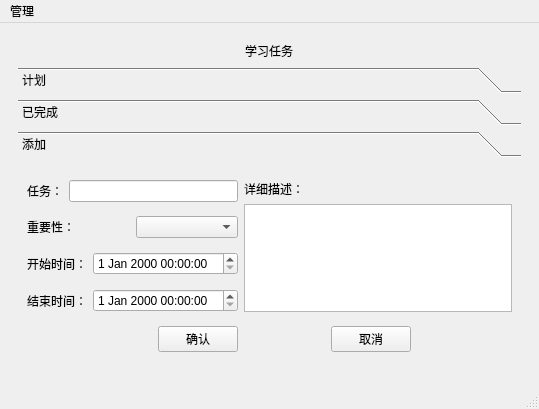
This is planner_teamwork/mainwindow.ui in xifeng0126/Planner_teamwork as Qt 5 draws it before an edit. The edited form follows.
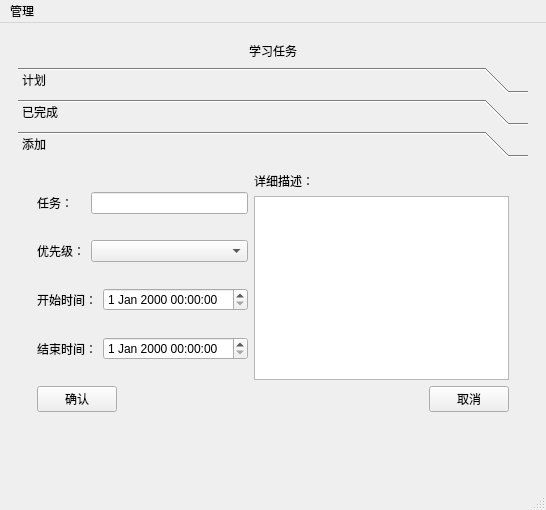
This is the edited form. The open tabs and pages were chosen to show the change. Custom widgets are drawn as their Qt base class.

```diff
--- a/planner_teamwork/mainwindow.ui
+++ b/planner_teamwork/mainwindow.ui
@@ -6,15 +6,15 @@
    <rect>
     <x>0</x>
     <y>0</y>
-    <width>539</width>
-    <height>409</height>
+    <width>546</width>
+    <height>510</height>
    </rect>
   </property>
   <property name="windowTitle">
    <string>MainWindow</string>
   </property>
   <widget class="QWidget" name="centralwidget">
-   <layout class="QGridLayout" name="gridLayout">
+   <layout class="QGridLayout" name="gridLayout_2">
     <item row="0" column="0">
      <widget class="QStackedWidget" name="stackedWidget">
       <property name="currentIndex">
@@ -22,20 +22,7 @@
       </property>
       <widget class="QWidget" name="calc"/>
       <widget class="QWidget" name="task">
-       <layout class="QGridLayout" name="gridLayout_2">
-        <item row="0" column="2">
-         <spacer name="horizontalSpacer_2">
-          <property name="orientation">
-           <enum>Qt::Horizontal</enum>
-          </property>
-          <property name="sizeHint" stdset="0">
-           <size>
-            <width>218</width>
-            <height>20</height>
-           </size>
-          </property>
-         </spacer>
-        </item>
+       <layout class="QGridLayout" name="gridLayout_4">
         <item row="0" column="0">
          <spacer name="horizontalSpacer">
           <property name="orientation">
@@ -56,6 +43,19 @@
           </property>
          </widget>
         </item>
+        <item row="0" column="2">
+         <spacer name="horizontalSpacer_2">
+          <property name="orientation">
+           <enum>Qt::Horizontal</enum>
+          </property>
+          <property name="sizeHint" stdset="0">
+           <size>
+            <width>218</width>
+            <height>20</height>
+           </size>
+          </property>
+         </spacer>
+        </item>
         <item row="1" column="0" colspan="3">
          <widget class="QToolBox" name="toolBox">
           <property name="currentIndex">
@@ -94,137 +94,150 @@
             <rect>
              <x>0</x>
              <y>0</y>
-             <width>503</width>
-             <height>226</height>
+             <width>510</width>
+             <height>327</height>
             </rect>
            </property>
            <attribute name="label">
             <string>添加</string>
            </attribute>
-           <layout class="QGridLayout" name="gridLayout_4">
-            <item row="0" column="0" colspan="2">
-             <layout class="QHBoxLayout" name="horizontalLayout">
-              <item>
-               <widget class="QLabel" name="label_2">
-                <property name="text">
-                 <string>任务：</string>
-                </property>
-               </widget>
-              </item>
-              <item>
-               <widget class="QLineEdit" name="lineEdit"/>
-              </item>
-             </layout>
-            </item>
-            <item row="0" column="2" rowspan="4" colspan="3">
-             <layout class="QVBoxLayout" name="verticalLayout">
-              <item>
-               <widget class="QLabel" name="label_6">
-                <property name="text">
-                 <string>详细描述：</string>
-                </property>
-               </widget>
-              </item>
-              <item>
-               <widget class="QTextEdit" name="textEdit"/>
-              </item>
-             </layout>
-            </item>
-            <item row="1" column="0" colspan="2">
-             <layout class="QHBoxLayout" name="horizontalLayout_2">
-              <item>
-               <widget class="QLabel" name="label_3">
-                <property name="text">
-                 <string>重要性：</string>
-                </property>
-               </widget>
-              </item>
-              <item>
+           <layout class="QGridLayout" name="gridLayout_8">
+            <item row="0" column="0">
+             <spacer name="horizontalSpacer_4">
+              <property name="orientation">
+               <enum>Qt::Horizontal</enum>
+              </property>
+              <property name="sizeHint" stdset="0">
+               <size>
+                <width>10</width>
+                <height>20</height>
+               </size>
+              </property>
+             </spacer>
+            </item>
+            <item row="0" column="1">
+             <layout class="QGridLayout" name="gridLayout_7">
+              <item row="0" column="0">
+               <layout class="QGridLayout" name="gridLayout_6">
+                <item row="0" column="0">
+                 <layout class="QGridLayout" name="gridLayout">
+                  <item row="1" column="1" colspan="2">
                <widget class="QComboBox" name="comboBox"/>
               </item>
-             </layout>
+                  <item row="1" column="0">
+                   <widget class="QLabel" name="label_3">
+                    <property name="text">
+                     <string>优先级：</string>
+                    </property>
+                   </widget>
+                  </item>
+                  <item row="3" column="2">
+                   <widget class="QDateTimeEdit" name="dateTimeEdit_2"/>
             </item>
             <item row="2" column="0" colspan="2">
-             <layout class="QHBoxLayout" name="horizontalLayout_3">
-              <item>
                <widget class="QLabel" name="label_4">
                 <property name="text">
                  <string>开始时间：</string>
                 </property>
                </widget>
               </item>
-              <item>
-               <widget class="QDateTimeEdit" name="dateTimeEdit"/>
-              </item>
-             </layout>
-            </item>
             <item row="3" column="0" colspan="2">
-             <layout class="QHBoxLayout" name="horizontalLayout_4">
-              <item>
                <widget class="QLabel" name="label_5">
                 <property name="text">
                  <string>结束时间：</string>
                 </property>
                </widget>
               </item>
-              <item>
-               <widget class="QDateTimeEdit" name="dateTimeEdit_2"/>
-              </item>
-             </layout>
-            </item>
-            <item row="4" column="0">
-             <spacer name="horizontalSpacer_3">
-              <property name="orientation">
-               <enum>Qt::Horizontal</enum>
-              </property>
-              <property name="sizeHint" stdset="0">
-               <size>
-                <width>114</width>
-                <height>20</height>
-               </size>
-              </property>
-             </spacer>
-            </item>
-            <item row="4" column="1">
+                  <item row="2" column="2">
+                   <widget class="QDateTimeEdit" name="dateTimeEdit"/>
+                  </item>
+                  <item row="0" column="0">
+                   <widget class="QLabel" name="label_2">
+                    <property name="text">
+                     <string>任务：</string>
+                    </property>
+                   </widget>
+                  </item>
+                  <item row="0" column="1" colspan="2">
+                   <widget class="QLineEdit" name="lineEdit"/>
+                  </item>
+                 </layout>
+                </item>
+                <item row="0" column="1">
+                 <layout class="QVBoxLayout" name="verticalLayout_2">
+                  <item>
+                   <widget class="QLabel" name="label_6">
+                    <property name="text">
+                     <string>详细描述：</string>
+                    </property>
+                   </widget>
+                  </item>
+                  <item>
+                   <widget class="QTextEdit" name="textEdit"/>
+                  </item>
+                 </layout>
+                </item>
+               </layout>
+              </item>
+              <item row="1" column="0">
+               <layout class="QHBoxLayout" name="horizontalLayout">
+                <item>
              <widget class="QPushButton" name="ok">
               <property name="text">
                <string>确认</string>
               </property>
              </widget>
             </item>
-            <item row="4" column="2">
-             <spacer name="horizontalSpacer_4">
+                <item>
+                 <spacer name="horizontalSpacer_3">
               <property name="orientation">
                <enum>Qt::Horizontal</enum>
               </property>
               <property name="sizeHint" stdset="0">
                <size>
-                <width>82</width>
-                <height>20</height>
+                    <width>29</width>
+                    <height>17</height>
                </size>
               </property>
              </spacer>
             </item>
-            <item row="4" column="3">
+                <item>
              <widget class="QPushButton" name="cansle">
               <property name="text">
                <string>取消</string>
               </property>
              </widget>
             </item>
-            <item row="4" column="4">
+               </layout>
+              </item>
+             </layout>
+            </item>
+            <item row="0" column="2">
              <spacer name="horizontalSpacer_5">
               <property name="orientation">
                <enum>Qt::Horizontal</enum>
               </property>
               <property name="sizeHint" stdset="0">
                <size>
-                <width>96</width>
+                <width>10</width>
                 <height>20</height>
                </size>
               </property>
              </spacer>
             </item>
+            <item row="1" column="1">
+             <spacer name="verticalSpacer">
+              <property name="orientation">
+               <enum>Qt::Vertical</enum>
+              </property>
+              <property name="sizeHint" stdset="0">
+               <size>
+                <width>20</width>
+                <height>57</height>
+               </size>
+              </property>
+             </spacer>
+            </item>
            </layout>
           </widget>
          </widget>
@@ -240,7 +253,7 @@
     <rect>
      <x>0</x>
      <y>0</y>
-     <width>539</width>
+     <width>546</width>
      <height>21</height>
     </rect>
    </property>
```
Left out of the diff: 60 changed lines with no effect on the pictures. Lines whose indentation alone changed are shown as unchanged.
